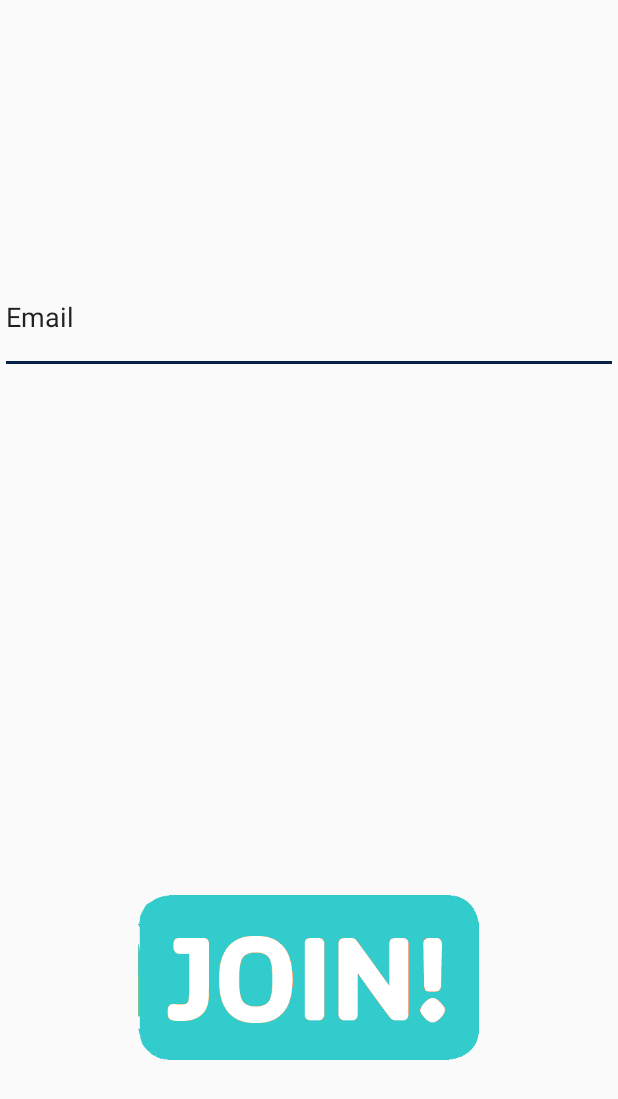
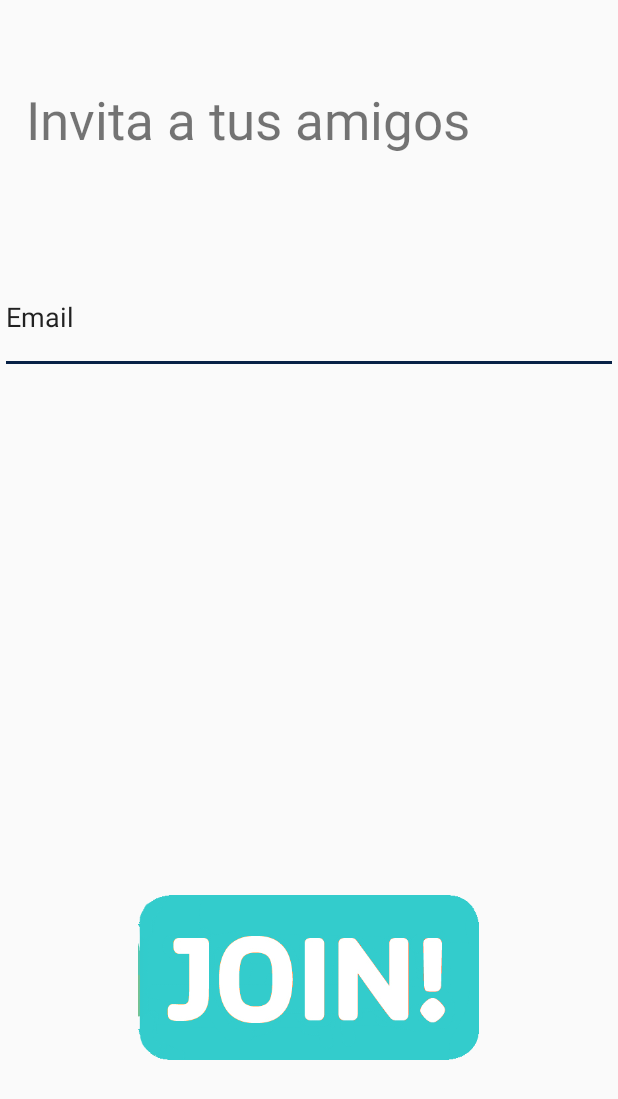
Before and after one commit to sozu00/BBVA_Suggest, an Android app: the layout fragment_friendsfragment.xml on its own in the app's theme, with its tools: preview values and no code run, on a phone screen of 412 x 824 dp. Shown: the top 1099 px of the screen. Run offline under Robolectric (Android 15) with nearby library versions, the phone set to English and light mode, and no system bars.

Commit message:
imágenes carlos

```diff
--- a/app/src/main/res/layout/fragment_friendsfragment.xml
+++ b/app/src/main/res/layout/fragment_friendsfragment.xml
@@ -31,4 +31,17 @@
         android:layout_marginBottom="117dp"
         android:src="@drawable/ic_join" />
 
+    <TextView
+        android:id="@+id/textView6"
+        android:layout_width="wrap_content"
+        android:layout_height="wrap_content"
+        android:layout_alignParentStart="true"
+        android:layout_alignParentLeft="true"
+        android:layout_alignParentTop="true"
+        android:layout_marginStart="17dp"
+        android:layout_marginLeft="17dp"
+        android:layout_marginTop="56dp"
+        android:text="Invita a tus amigos"
+        android:textSize="35dp"/>
+
 </RelativeLayout>
```
